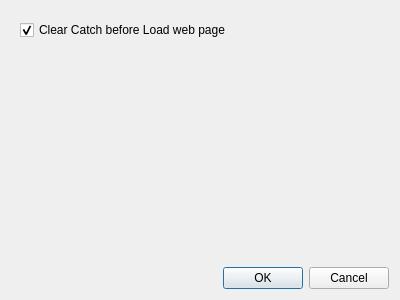
Before: the Qt Designer form src/dlgconfig.ui in coolshou/WebLoadTest, drawn with Qt 5.
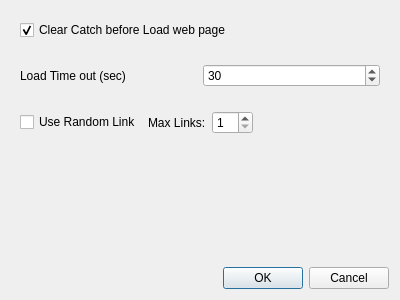
After: the same form once the commit is applied. Icons and pictures are not drawn.

Commit message: add LoadTimeout, RandomLink, MaxLinks

What changed in the file:
```diff
--- a/src/dlgconfig.ui
+++ b/src/dlgconfig.ui
@@ -34,6 +34,66 @@
      </layout>
     </widget>
    </item>
+   <item>
+    <widget class="QWidget" name="widget_2" native="true">
+     <layout class="QHBoxLayout" name="horizontalLayout">
+      <item>
+       <widget class="QLabel" name="label">
+        <property name="text">
+         <string>Load Time out (sec)</string>
+        </property>
+       </widget>
+      </item>
+      <item>
+       <widget class="QSpinBox" name="sbLoadTimeout">
+        <property name="value">
+         <number>30</number>
+        </property>
+       </widget>
+      </item>
+     </layout>
+    </widget>
+   </item>
+   <item>
+    <widget class="QWidget" name="widget_3" native="true">
+     <layout class="QHBoxLayout" name="horizontalLayout_2">
+      <item>
+       <widget class="QCheckBox" name="cbRandomLink">
+        <property name="text">
+         <string>Use Random Link</string>
+        </property>
+       </widget>
+      </item>
+      <item>
+       <widget class="QLabel" name="label_2">
+        <property name="text">
+         <string>Max Links:</string>
+        </property>
+       </widget>
+      </item>
+      <item>
+       <widget class="QSpinBox" name="sbMaxLinks">
+        <property name="minimum">
+         <number>1</number>
+        </property>
+       </widget>
+      </item>
+      <item>
+       <spacer name="horizontalSpacer">
+        <property name="orientation">
+         <enum>Qt::Orientation::Horizontal</enum>
+        </property>
+        <property name="sizeHint" stdset="0">
+         <size>
+          <width>40</width>
+          <height>20</height>
+         </size>
+        </property>
+       </spacer>
+      </item>
+     </layout>
+    </widget>
+   </item>
    <item>
     <spacer name="verticalSpacer">
      <property name="orientation">
```
Left out of the diff: 6 changed lines with no effect on the pictures. The commit also changes 7 other files.
